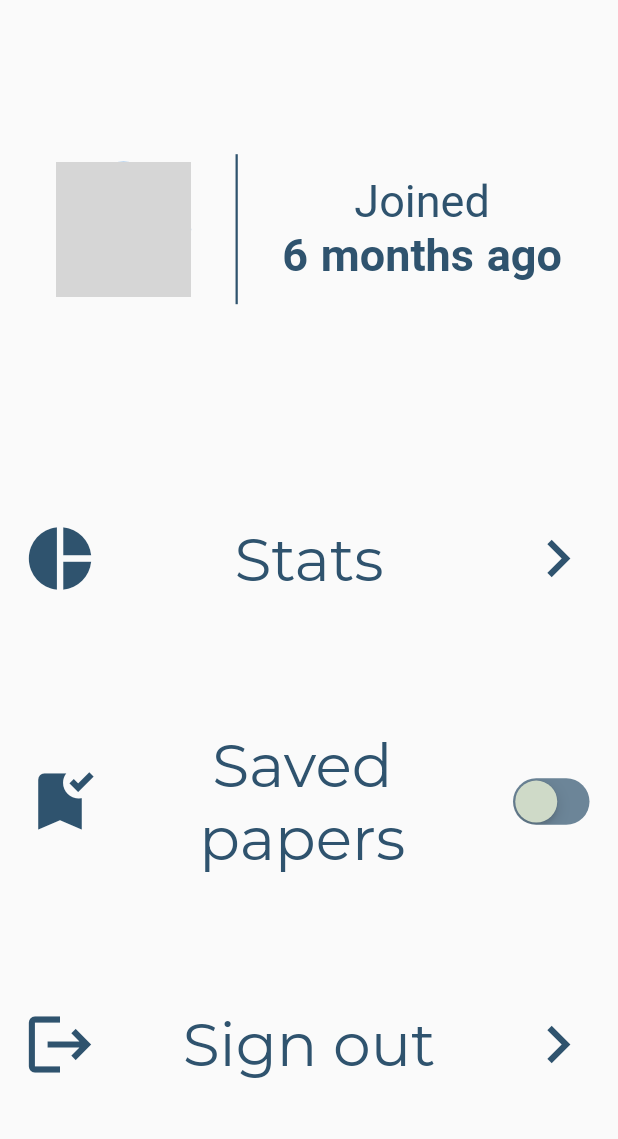
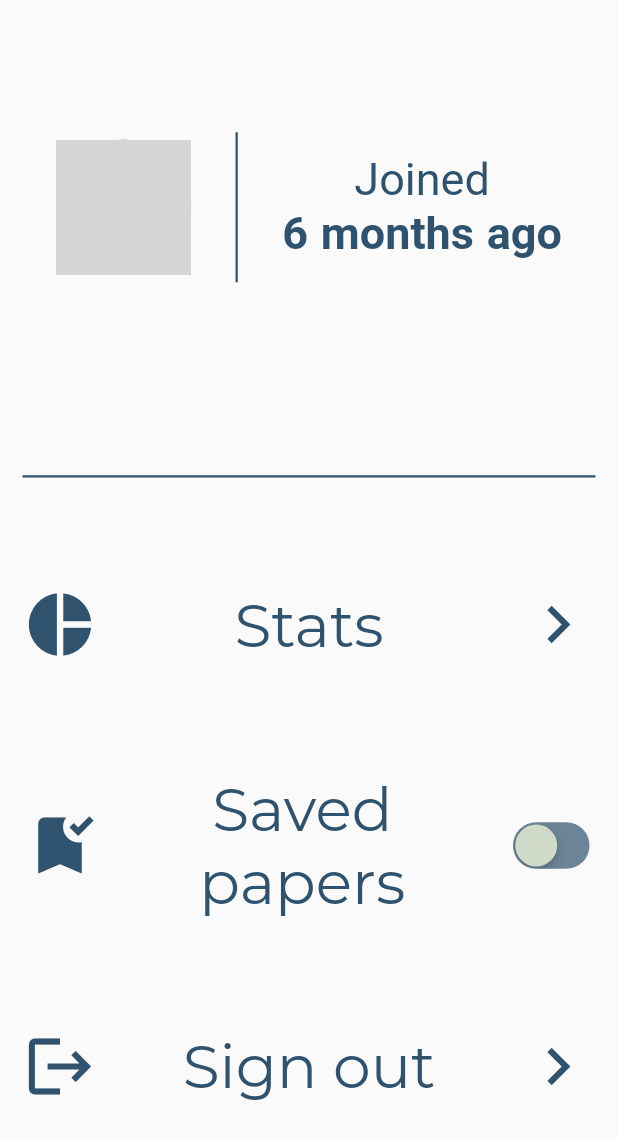
Before and after one commit to hridaypradhan/get-journal, a Flutter app: the ProfileScreen widget shown alone on an empty page, opened directly, on a phone screen of 412 x 824 dp. Shown: the top 1139 px of the screen. Run offline on Flutter 3.47's test engine with Material 2 defaults, Android fonts, the phone set to English and light mode, and no system bars; our stand-ins replace animated_text_kit, cloud_firestore, firebase_auth, firebase_core, flutter_bounce, google_fonts and 1 more; missing offline and left inert: bottom_bar, flutter_swipe_button; accounts and stored records are empty; network calls fail; grey boxes are pictures that could not be loaded.

Commit message:
Divider on profile screen

```diff
--- a/lib/screens/profile/profile_screen.dart
+++ b/lib/screens/profile/profile_screen.dart
@@ -83,6 +83,11 @@ class ProfileScreen extends StatelessWidget {
               ),
             ],
           ),
+          const Divider(
+            color: kPrimaryBlue,
+            thickness: 1.5,
+            height: 0,
+          ),
           ProfileAction(
             leadingIcon: Icons.pie_chart,
             trailingIcon: const Icon(
```
